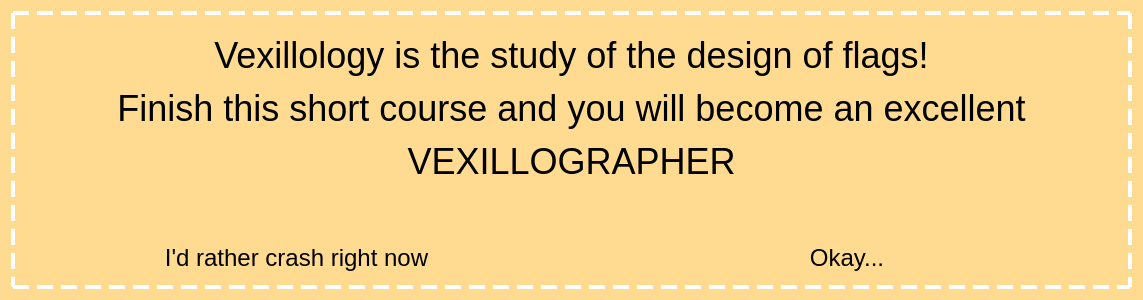
Above: definition.ui from zxjorge/EDApp before the change. Below: the same form after it.
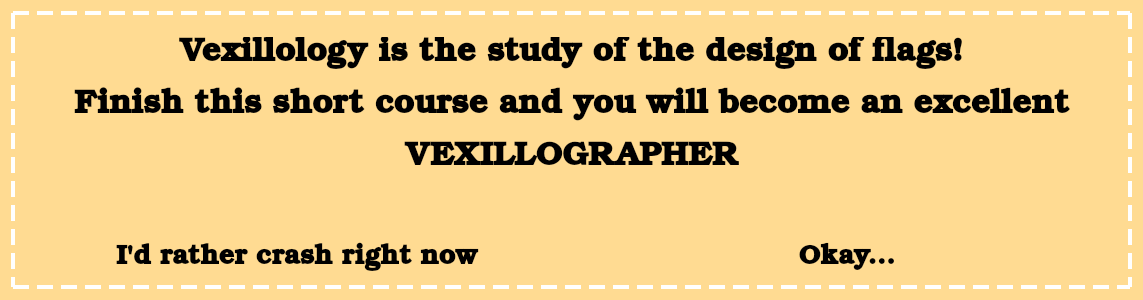
That is the form after the change.

What changed in the file:
```diff
--- a/definition.ui
+++ b/definition.ui
@@ -30,9 +30,16 @@
        <widget class="QLabel" name="label">
         <property name="font">
          <font>
-          <pointsize>27</pointsize>
+          <family>Bookman Old Style</family>
+          <pointsize>25</pointsize>
+          <italic>false</italic>
+          <bold>true</bold>
          </font>
         </property>
+        <property name="styleSheet">
+         <string notr="true">font: 600 25pt &quot;Bookman Old Style&quot;;
+color: rgb(0, 0, 0);</string>
+        </property>
         <property name="text">
          <string>&lt;html&gt;&lt;head/&gt;&lt;body&gt;&lt;p&gt;Vexillology is the study of the design of flags!&lt;/p&gt;&lt;p&gt;Finish this short course and you will become an excellent&lt;/p&gt;&lt;p&gt;VEXILLOGRAPHER&lt;/p&gt;&lt;/body&gt;&lt;/html&gt;</string>
         </property>
@@ -66,9 +73,16 @@
          <widget class="QPushButton" name="no">
           <property name="font">
            <font>
-            <pointsize>18</pointsize>
+            <family>Bookman Old Style</family>
+            <pointsize>20</pointsize>
+            <italic>false</italic>
+            <bold>true</bold>
            </font>
           </property>
+          <property name="styleSheet">
+           <string notr="true">font: 600 20pt &quot;Bookman Old Style&quot;;
+color: rgb(0, 0, 0);</string>
+          </property>
           <property name="text">
            <string>I'd rather crash right now</string>
           </property>
@@ -81,9 +95,16 @@
          <widget class="QPushButton" name="ok">
           <property name="font">
            <font>
-            <pointsize>18</pointsize>
+            <family>Bookman Old Style</family>
+            <pointsize>20</pointsize>
+            <italic>false</italic>
+            <bold>true</bold>
            </font>
           </property>
+          <property name="styleSheet">
+           <string notr="true">font: 600 20pt &quot;Bookman Old Style&quot;;
+color: rgb(0, 0, 0);</string>
+          </property>
           <property name="text">
            <string>Okay...</string>
           </property>
```
